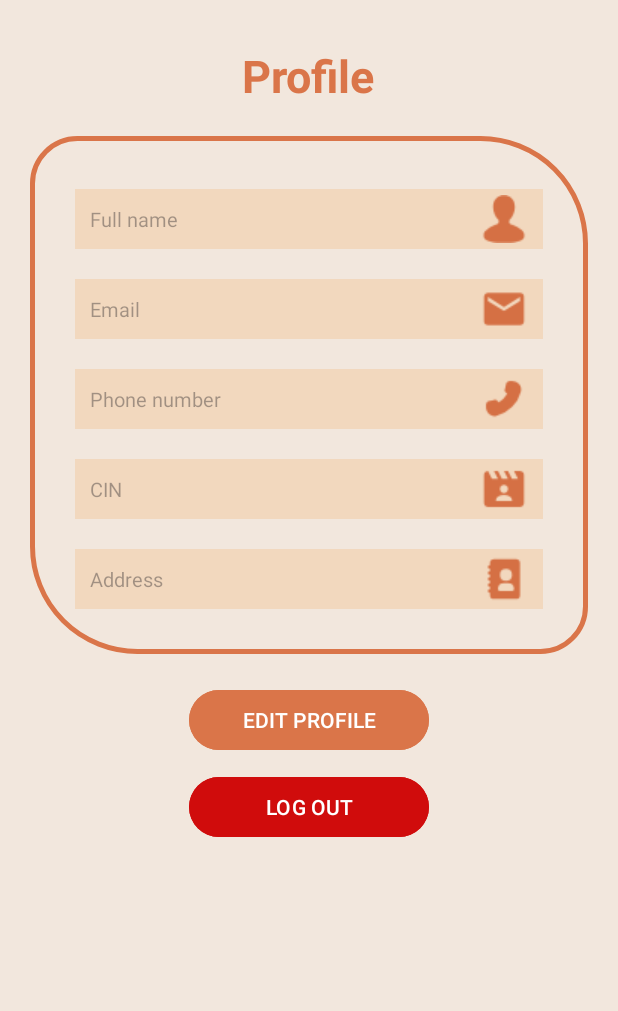
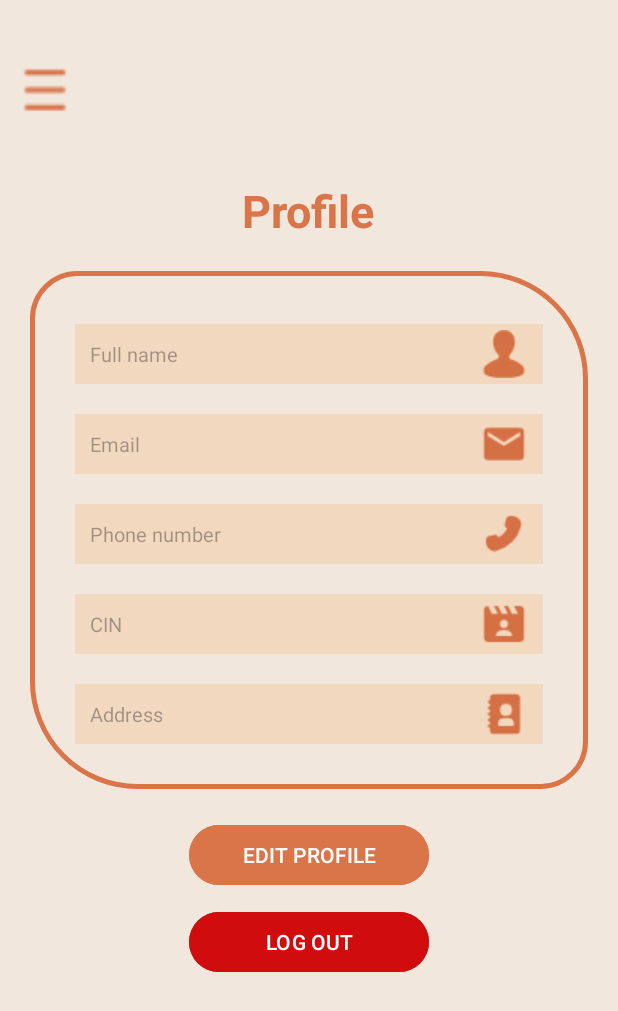
Before and after one commit to abir2000708/MobileProject, an Android app: the HomeActivity screen opened directly, with no data from a screen before it, in the side drawer, after a tap on "Profile", on a phone screen of 412 x 824 dp. Shown: the top 1011 px of the screen. Run offline under Robolectric (Android 15) with nearby library versions, the phone set to English and light mode, and no system bars; our stand-ins replace Firebase (no records; nobody signed in at launch, a user with empty details on screens opened directly); 6 statements that could not run were skipped.

Commit message:
feat: device managment

```diff
--- a/app/src/main/java/com/example/formationstagefv/HomeActivity.java
+++ b/app/src/main/java/com/example/formationstagefv/HomeActivity.java
@@ -3,7 +3,12 @@ package com.example.formationstagefv;
 import android.content.Intent;
 import android.os.Bundle;
 import android.view.MenuItem;
+import android.widget.ArrayAdapter;
+import android.widget.Button;
+import android.widget.EditText;
 import android.widget.ImageView;
+import android.widget.ListView;
+import android.widget.Toast;
 
 import androidx.activity.EdgeToEdge;
 import androidx.annotation.NonNull;
@@ -15,11 +20,24 @@ import androidx.core.view.WindowInsetsCompat;
 import androidx.drawerlayout.widget.DrawerLayout;
 
 import com.google.android.material.navigation.NavigationView;
+import com.google.firebase.database.DataSnapshot;
+import com.google.firebase.database.DatabaseError;
+import com.google.firebase.database.DatabaseReference;
+import com.google.firebase.database.FirebaseDatabase;
+import com.google.firebase.database.ValueEventListener;
+
+import java.util.ArrayList;
+import java.util.HashMap;
 
 public class HomeActivity extends AppCompatActivity implements NavigationView.OnNavigationItemSelectedListener {
     private DrawerLayout drawerLayout;
     private NavigationView navigationView;
     private ImageView menu;
+    private EditText deviceName, deviceValue;
+    private Button btnAddDevice;
+    private FirebaseDatabase firebaseDatabase;
+    private DatabaseReference databaseReference;
+    private ListView listDevices;
 
     @Override
     protected void onCreate(Bundle savedInstanceState) {
@@ -30,6 +48,50 @@ public class HomeActivity extends AppCompatActivity implements NavigationView.On
         drawerLayout = findViewById(R.id.drawer_layout_home);
         navigationView = findViewById(R.id.navigation_view_home);
         menu = findViewById(R.id.menu_home);
+        deviceName = findViewById(R.id.device_name);
+        deviceValue = findViewById(R.id.device_value);
+        btnAddDevice = findViewById(R.id.btn_add_device);
+        listDevices = findViewById(R.id.list_devices);
+
+        firebaseDatabase = FirebaseDatabase.getInstance();
+        databaseReference = firebaseDatabase.getReference().child("Devices");
+
+        ArrayList<String> deviceArrayList = new ArrayList<>();
+        ArrayAdapter<String> arrayAdapter = new ArrayAdapter<>(this, R.layout.list_item, deviceArrayList);
+        listDevices.setAdapter(arrayAdapter);
+
+        databaseReference.addValueEventListener(new ValueEventListener() {
+            @Override
+            public void onDataChange(@NonNull DataSnapshot devicesSnapshot) {
+                deviceArrayList.clear();
+                for (DataSnapshot deviceSnapshot : devicesSnapshot.getChildren()) {
+                    String nameD =deviceSnapshot.child("name").getValue().toString();
+                    String valueD = deviceSnapshot.child("value").getValue().toString();
+                    deviceArrayList.add(nameD+" : "+valueD);
+                }
+                 arrayAdapter.notifyDataSetChanged();
+            }
+
+            @Override
+            public void onCancelled(@NonNull DatabaseError error) {
+                Toast.makeText(HomeActivity.this, "" + error, Toast.LENGTH_SHORT).show();
+
+            }
+        });
+
+        btnAddDevice.setOnClickListener(v -> {
+            HashMap<String, String> deviceMap = new HashMap<>();
+            deviceMap.put("name", deviceName.getText().toString());
+            deviceMap.put("value", deviceValue.getText().toString());
+            databaseReference.push().setValue(deviceMap);
+
+            deviceName.setText("");
+            deviceValue.setText("");
+            deviceName.clearFocus();
+            deviceValue.clearFocus();
+            Toast.makeText(this, "New device added successfully", Toast.LENGTH_SHORT).show();
+        });
+
 
         navigationDrawer();
 
--- a/app/src/main/java/com/example/formationstagefv/ProfileActivity.java
+++ b/app/src/main/java/com/example/formationstagefv/ProfileActivity.java
@@ -3,8 +3,10 @@ package com.example.formationstagefv;
 import android.content.Intent;
 import android.content.SharedPreferences;
 import android.os.Bundle;
+import android.view.MenuItem;
 import android.widget.Button;
 import android.widget.EditText;
+import android.widget.ImageView;
 import android.widget.TextView;
 import android.widget.Toast;
 
@@ -12,9 +14,11 @@ import androidx.activity.EdgeToEdge;
 import androidx.annotation.NonNull;
 import androidx.appcompat.app.AppCompatActivity;
 import androidx.core.graphics.Insets;
+import androidx.core.view.GravityCompat;
 import androidx.core.view.ViewCompat;
 import androidx.core.view.WindowInsetsCompat;
 
+import com.google.android.material.navigation.NavigationView;
 import com.google.firebase.auth.FirebaseAuth;
 import com.google.firebase.auth.FirebaseUser;
 import com.google.firebase.database.DataSnapshot;
@@ -23,13 +27,15 @@ import com.google.firebase.database.DatabaseReference;
 import com.google.firebase.database.FirebaseDatabase;
 import com.google.firebase.database.ValueEventListener;
 
-public class ProfileActivity extends AppCompatActivity {
+public class ProfileActivity extends AppCompatActivity   {
     private EditText fullName ,email, phoneNumber, cin, address;
     private Button btnEditProfile, btnLogOut ;
      private FirebaseAuth firebaseAuth;
      private FirebaseDatabase firebaseDatabase;
      private DatabaseReference databaseReference;
      private FirebaseUser loggedUser ;
+
+     private ImageView menuProfile;
 
 
 
@@ -51,6 +57,10 @@ public class ProfileActivity extends AppCompatActivity {
         address= findViewById(R.id.address_profile);
         btnEditProfile= findViewById(R.id.btn_edit_profile);
         btnLogOut= findViewById(R.id.btn_log_out);
+        menuProfile = findViewById(R.id.menu_profile);
+
+
+
 
         firebaseAuth = FirebaseAuth.getInstance();
         firebaseDatabase = FirebaseDatabase.getInstance();
@@ -114,4 +124,9 @@ public class ProfileActivity extends AppCompatActivity {
 
 
     }
+
+    private void navigationDrawer() {
+    }
+
+
 }
--- a/app/src/main/res/layout/activity_profile.xml
+++ b/app/src/main/res/layout/activity_profile.xml
@@ -1,15 +1,42 @@
 <?xml version="1.0" encoding="utf-8"?>
-<LinearLayout xmlns:android="http://schemas.android.com/apk/res/android"
+<androidx.drawerlayout.widget.DrawerLayout xmlns:android="http://schemas.android.com/apk/res/android"
+
     xmlns:app="http://schemas.android.com/apk/res-auto"
     xmlns:tools="http://schemas.android.com/tools"
-    android:id="@+id/main"
+    android:id="@+id/drawer_layout_profile"
     android:layout_width="match_parent"
     android:layout_height="match_parent"
     android:background="@color/bg_color"
     android:orientation="vertical"
     tools:context=".ProfileActivity">
 
+    <com.google.android.material.navigation.NavigationView
+        android:id="@+id/navigation_view_profile"
+        android:layout_width="match_parent"
+        android:layout_height="match_parent"
+        android:layout_gravity="start"
+        android:theme="@style/navigationTheme"
+        app:headerLayout="@layout/header_menu"
+        app:itemBackground="@drawable/nav_item_background"
+        app:itemIconSize="25sp"
+        app:menu="@menu/main_menu" />
+
+    <LinearLayout
+        android:layout_width="match_parent"
+        android:layout_height="wrap_content"
+        android:layout_marginTop="30sp"
+        android:orientation="vertical">
+
+        <ImageView
+            android:id="@+id/menu_profile"
+            android:layout_width="40dp"
+            android:layout_height="40dp"
+            android:layout_margin="10sp"
+            android:src="@drawable/ic_menu" />
+
+
         <TextView
+            android:id="@+id/profile"
             android:layout_width="wrap_content"
             android:layout_height="wrap_content"
             android:layout_gravity="center"
@@ -50,12 +77,12 @@
                 android:layout_marginTop="20sp"
                 android:background="@color/first_app"
                 android:drawableEnd="@drawable/ic_email"
+                android:focusableInTouchMode="false"
                 android:hint="Email"
                 android:inputType="textEmailAddress"
                 android:paddingHorizontal="10sp"
                 android:textColor="@color/black"
-            android:textSize="13sp"
-            android:focusableInTouchMode="false"/>
+                android:textSize="13sp" />
 
             <EditText
                 android:id="@+id/phone_profile"
@@ -120,4 +147,6 @@
             android:backgroundTint="@color/red"
             android:text="LOG OUT" />
 
+
     </LinearLayout>
+</androidx.drawerlayout.widget.DrawerLayout>
```
Also changed, not shown: app/src/main/res/layout/activity_home.xml (+40 -2 lines), app/src/main/res/layout/list_item.xml (added, +11 -0 lines), app/src/main/res/drawable/ic_device_name.png (added). Lines whose indentation alone changed are shown as unchanged.
